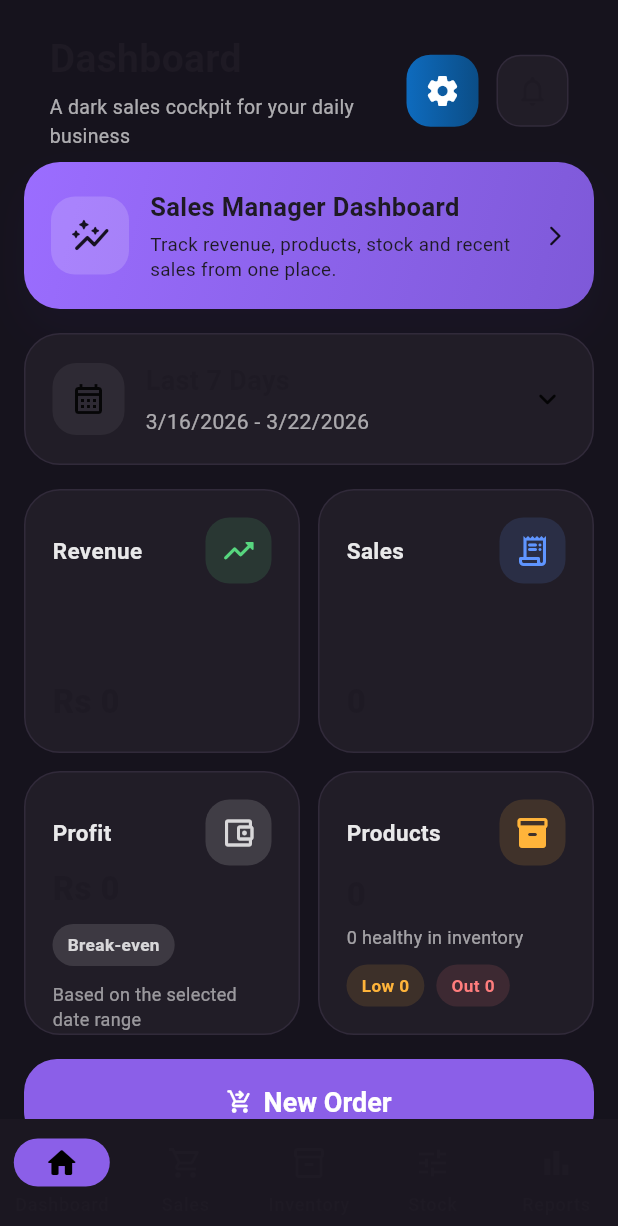
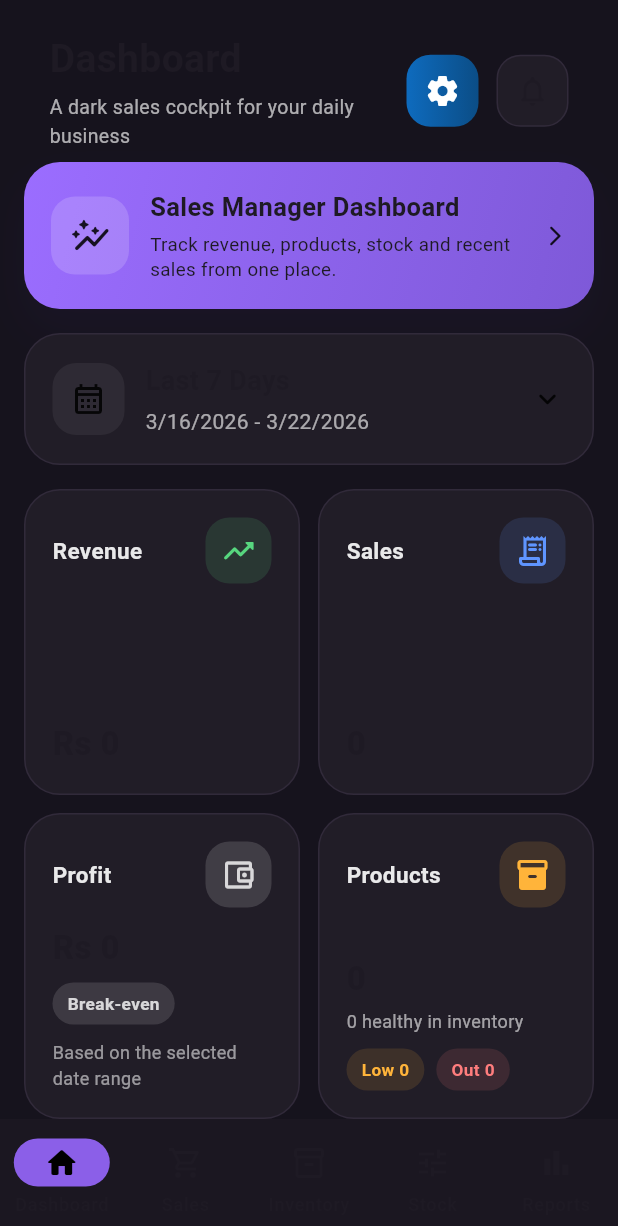
Before and after one commit to lloydzedds/flutter_sales_app, a Flutter app: the screen it shows after launch, on a phone screen of 412 x 824 dp. Shown: the top 1226 px of the screen. Run offline on Flutter 3.47's test engine with Material 3 defaults, Android fonts, the phone set to English and light mode, and no system bars; our stand-ins replace file_picker, fl_chart, image_picker, pdf, permission_handler, share_plus and 1 more; accounts and stored records are empty.

Commit message:
fix the cards

```diff
--- a/lib/screens/home_screen.dart
+++ b/lib/screens/home_screen.dart
@@ -1400,7 +1400,7 @@
           crossAxisCount: 2,
           crossAxisSpacing: 12,
           mainAxisSpacing: 12,
-          mainAxisExtent: 176,
+          mainAxisExtent: 204,
         ),
         children: [
           _buildMetricCard(
```
Also changed, not shown: lib/screens/sales_history_screen.dart (+6 -6 lines).
